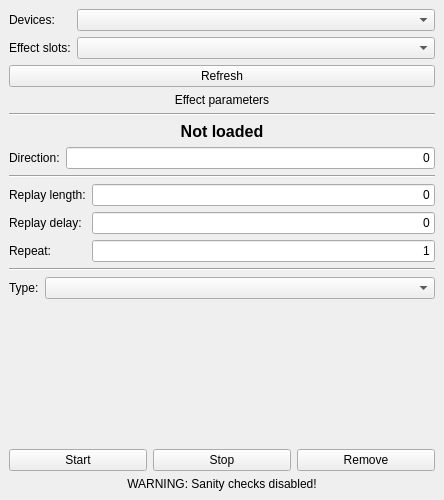
First picture: the form in mainwindow.ui, repository MadCatX/FFBChecker, before the edit.
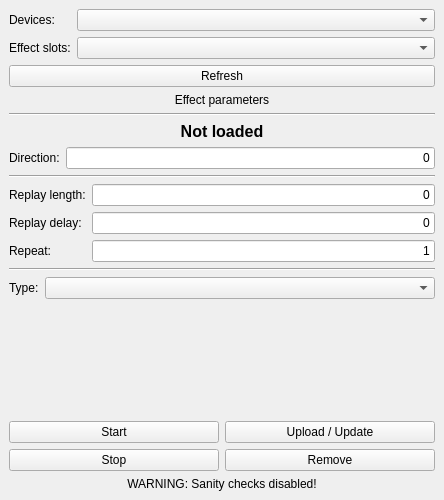
Second picture: the form after the edit.

```diff
--- a/mainwindow.ui
+++ b/mainwindow.ui
@@ -201,28 +201,35 @@
      <widget class="QStackedWidget" name="qstw_effectSpecifics"/>
     </item>
     <item>
-     <layout class="QHBoxLayout" name="horizontalLayout">
-      <item>
+     <layout class="QGridLayout" name="gridLayout">
+      <item row="1" column="0">
        <widget class="QPushButton" name="qpb_start">
         <property name="text">
          <string>Start</string>
         </property>
        </widget>
       </item>
-      <item>
+      <item row="2" column="0">
        <widget class="QPushButton" name="qpb_stop">
         <property name="text">
          <string>Stop</string>
         </property>
        </widget>
       </item>
-      <item>
+      <item row="2" column="1">
        <widget class="QPushButton" name="qpb_remove">
         <property name="text">
          <string>Remove</string>
         </property>
        </widget>
       </item>
+      <item row="1" column="1">
+       <widget class="QPushButton" name="qpb_upload">
+        <property name="text">
+         <string>Upload / Update</string>
+        </property>
+       </widget>
+      </item>
      </layout>
     </item>
     <item>
```
